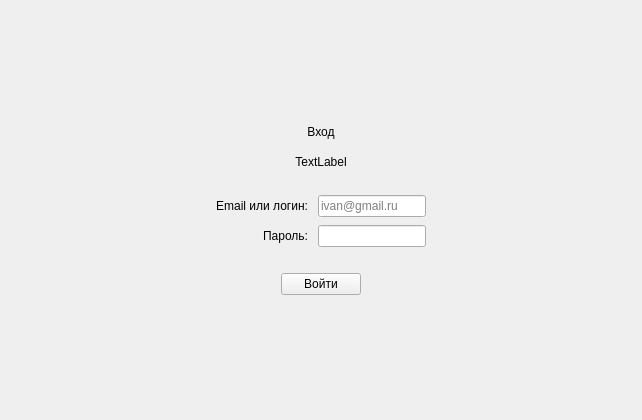
Above: client/gui/ui_login_page.ui from RozeQz/GraphEmbedding before the change. Below: the same form after it.
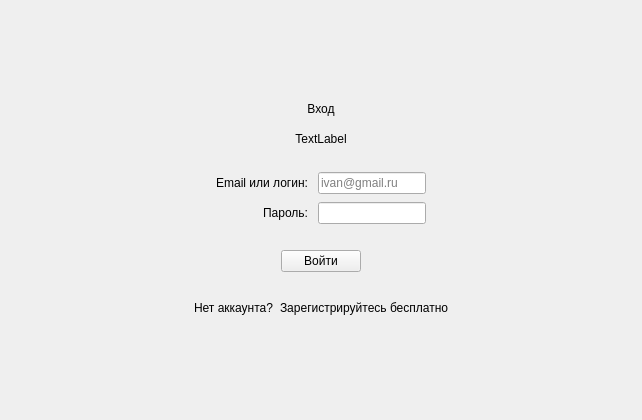
That is the form after the change.

Commit message: GUI: Add link between login and signup

Patch:
```diff
--- a/client/gui/ui_login_page.ui
+++ b/client/gui/ui_login_page.ui
@@ -228,6 +228,69 @@
      </item>
     </layout>
    </item>
+   <item>
+    <spacer name="verticalSpacer_6">
+     <property name="orientation">
+      <enum>Qt::Vertical</enum>
+     </property>
+     <property name="sizeType">
+      <enum>QSizePolicy::Maximum</enum>
+     </property>
+     <property name="sizeHint" stdset="0">
+      <size>
+       <width>20</width>
+       <height>20</height>
+      </size>
+     </property>
+    </spacer>
+   </item>
+   <item>
+    <layout class="QHBoxLayout" name="horizontalLayout_4">
+     <item>
+      <spacer name="horizontalSpacer_5">
+       <property name="orientation">
+        <enum>Qt::Horizontal</enum>
+       </property>
+       <property name="sizeHint" stdset="0">
+        <size>
+         <width>40</width>
+         <height>20</height>
+        </size>
+       </property>
+      </spacer>
+     </item>
+     <item>
+      <widget class="QLabel" name="label_3">
+       <property name="text">
+        <string>Нет аккаунта?</string>
+       </property>
+      </widget>
+     </item>
+     <item>
+      <widget class="QLabel" name="lbl_signup">
+       <property name="cursor">
+        <cursorShape>PointingHandCursor</cursorShape>
+       </property>
+       <property name="text">
+        <string>Зарегистрируйтесь бесплатно</string>
+       </property>
+      </widget>
+     </item>
+     <item>
+      <spacer name="horizontalSpacer_6">
+       <property name="orientation">
+        <enum>Qt::Horizontal</enum>
+       </property>
+       <property name="sizeHint" stdset="0">
+        <size>
+         <width>40</width>
+         <height>20</height>
+        </size>
+       </property>
+      </spacer>
+     </item>
+    </layout>
+   </item>
    <item>
     <spacer name="verticalSpacer_2">
      <property name="orientation">
```
The commit also changes 6 other files.
